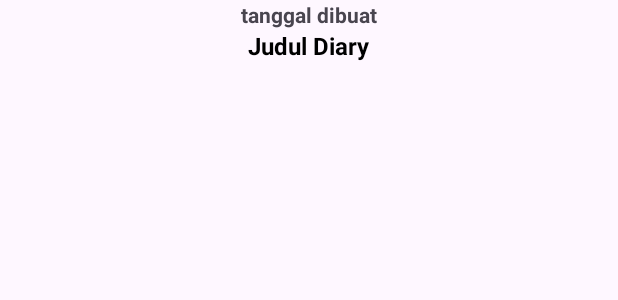
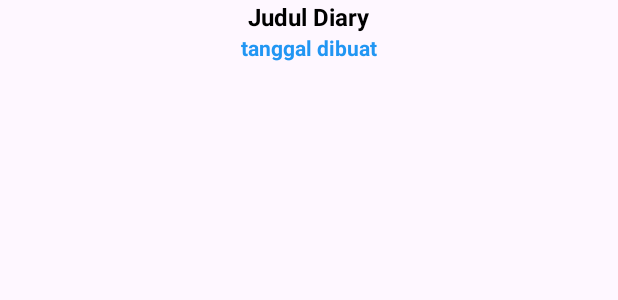
Before and after one commit to Rafibintang22/TubesMobdev1, an Android app: the layout fragment_konten_diary.xml on its own in the app's theme, with its tools: preview values and no code run, on a phone screen of 412 x 824 dp. Shown: the top 300 px of the screen. Run offline under Robolectric (Android 15) with nearby library versions, the phone set to English and light mode, and no system bars.

Commit message:
update : Darkmode blm bisa di gunakan

```diff
--- a/app/src/main/java/com/example/tubes1/MainActivity.kt
+++ b/app/src/main/java/com/example/tubes1/MainActivity.kt
@@ -40,9 +40,9 @@ class MainActivity : AppCompatActivity() {
                 page: String -> changePage(page)
         })
 
-        viewModel.mode.observe(this,{
-                mode: Boolean -> changeMode(mode)
-        })
+//        viewModel.mode.observe(this,{
+//                mode: Boolean -> changeMode(mode)
+//        })
     }
 
     private fun changeMode(mode : Boolean){
--- a/app/src/main/res/layout/fragment_edit_konten.xml
+++ b/app/src/main/res/layout/fragment_edit_konten.xml
@@ -36,6 +36,7 @@
     </TextView>
 
     <EditText
+        android:id="@+id/newTitle"
         android:layout_width="match_parent"
         android:layout_height="wrap_content"
         android:hint="@string/enter_the_title_of_the_diary"></EditText>
@@ -47,6 +48,7 @@
     </TextView>
 
     <EditText
+        android:id="@+id/newStory"
         android:layout_width="match_parent"
         android:layout_height="wrap_content"
         android:hint="Write your diary story"></EditText>
--- a/app/src/main/res/layout/fragment_konten_diary.xml
+++ b/app/src/main/res/layout/fragment_konten_diary.xml
@@ -14,6 +14,16 @@
 <!--        android:layout_marginBottom="12sp"/>-->
 
     <TextView
+        android:layout_gravity="center"
+        android:id="@+id/txt_judulDiary"
+        android:layout_width="wrap_content"
+        android:layout_height="wrap_content"
+        android:text="Judul Diary"
+        style="@style/TextColor"
+        android:textSize="16sp"
+        android:textStyle="bold"/>
+
+    <TextView
         android:layout_below="@+id/btn_back"
         android:id="@+id/txt_tanggal"
         android:layout_width="wrap_content"
@@ -23,16 +33,6 @@
         style="@style/TextColorAccent"
         android:textStyle="bold"
         />
-
-    <TextView
-        android:layout_gravity="center"
-        android:id="@+id/txt_judulDiary"
-        android:layout_width="wrap_content"
-        android:layout_height="wrap_content"
-        android:text="Judul Diary"
-        style="@style/TextColor"
-        android:textSize="16sp"
-        android:textStyle="bold"/>
 
     <ImageView
         android:id="@+id/img_diary"
--- a/app/src/main/res/values/themes.xml
+++ b/app/src/main/res/values/themes.xml
@@ -31,6 +31,9 @@
         <item name="android:textColor">@color/black</item>
     </style>
 
+    <style name="TextColorAccent">
+        <item name="android:textColor">@color/biru</item>
+    </style>
 
 
 
```
Also changed, not shown: app/src/main/java/com/example/tubes1/FragmentSideMenu.kt (+10 -10 lines).
